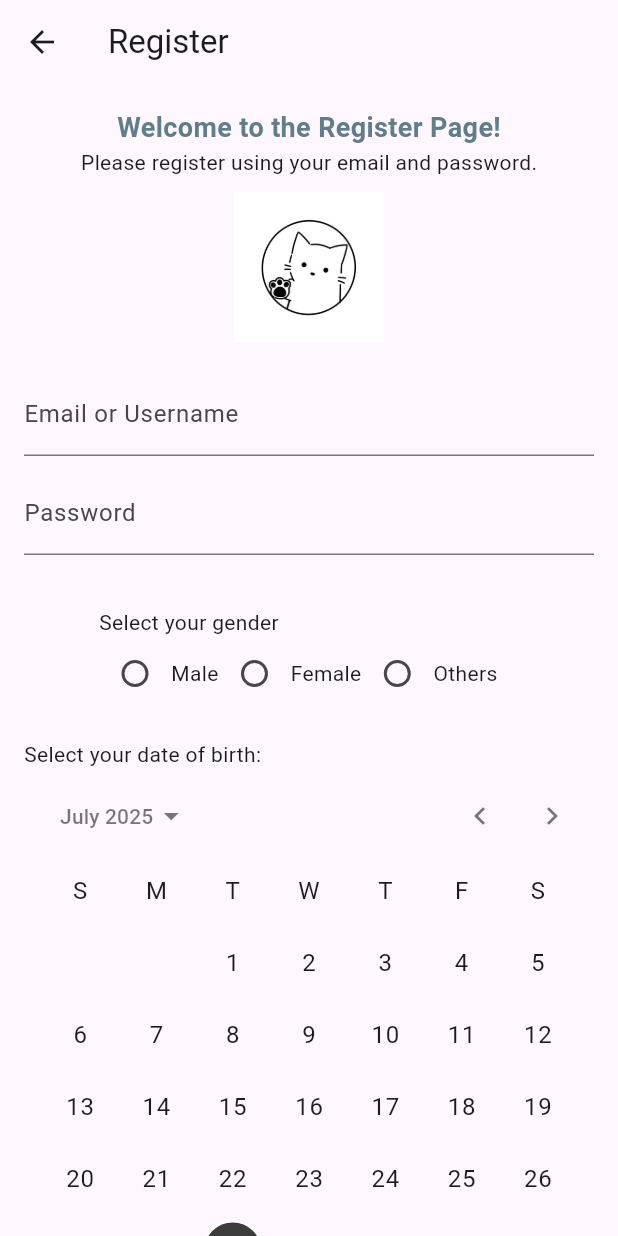
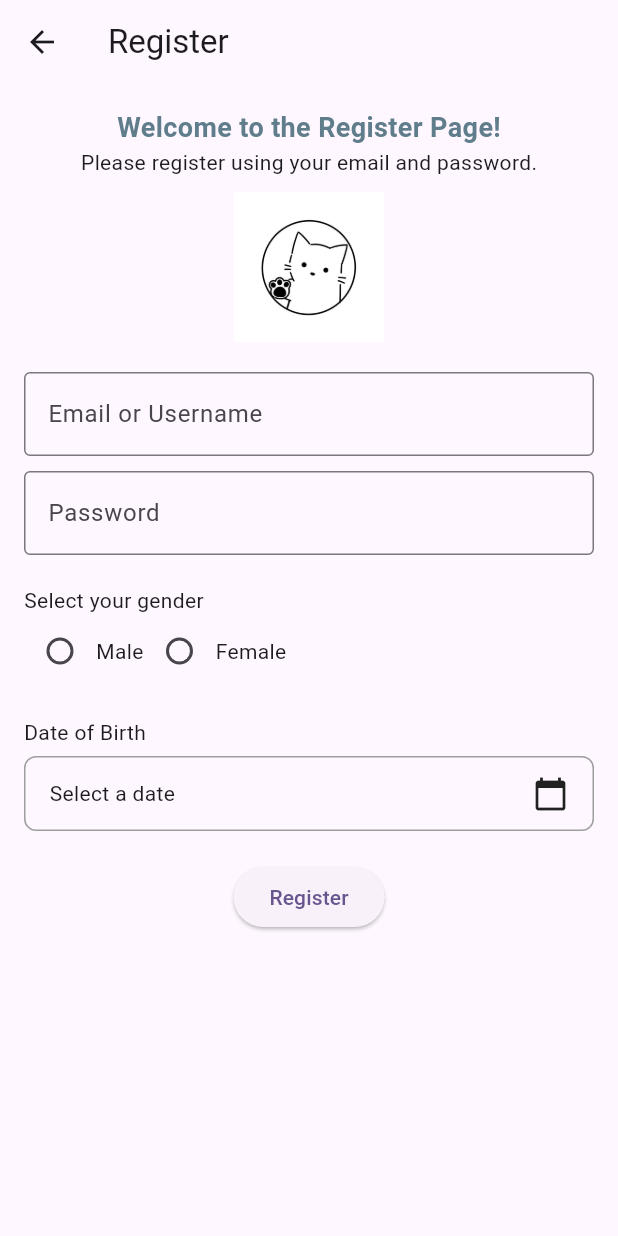
Before and after one commit to MaghaliMarvelous/Flutter_Application, a Flutter app: the RegisterPage screen opened directly, on a phone screen of 412 x 824 dp. Run offline on Flutter 3.47's test engine with Material 3 defaults, Android fonts, the phone set to English and light mode, and no system bars; drawn by our look-alikes of calendar_date_picker2.

Commit message:
add components

```diff
--- /dev/null
+++ b/lib/components/custom_date_selector.dart
@@ -0,0 +1,58 @@
+import 'package:flutter/material.dart';
+import 'package:intl/intl.dart';
+
+class DateSelector extends StatelessWidget {
+  final DateTime? selectedDate;
+  final ValueChanged<DateTime> onDateSelected;
+
+  const DateSelector({
+    super.key,
+    required this.selectedDate,
+    required this.onDateSelected,
+  });
+
+  Future<void> _selectDate(BuildContext context) async {
+    final DateTime? pickedDate = await showDatePicker(
+      context: context,
+      initialDate: selectedDate ?? DateTime.now(),
+      firstDate: DateTime(1900),
+      lastDate: DateTime(2100),
+    );
+
+    if (pickedDate != null) {
+      onDateSelected(pickedDate);
+    }
+  }
+
+  @override
+  Widget build(BuildContext context) {
+    String displayDate = selectedDate != null
+        ? DateFormat.yMMMMd().format(selectedDate!)
+        : 'Select a date';
+
+    return Column(
+      crossAxisAlignment: CrossAxisAlignment.start,
+      children: [
+        const Text("Date of Birth"),
+        const SizedBox(height: 6),
+        InkWell(
+          onTap: () => _selectDate(context),
+          child: Container(
+            padding: const EdgeInsets.symmetric(vertical: 12, horizontal: 16),
+            decoration: BoxDecoration(
+              border: Border.all(color: Colors.grey),
+              borderRadius: BorderRadius.circular(8),
+            ),
+            child: Row(
+              mainAxisAlignment: MainAxisAlignment.spaceBetween,
+              children: [
+                Text(displayDate),
+                const Icon(Icons.calendar_today),
+              ],
+            ),
+          ),
+        ),
+      ],
+    );
+  }
+}
--- /dev/null
+++ b/lib/components/custom_gender_selector.dart
@@ -0,0 +1,41 @@
+import 'package:flutter/material.dart';
+
+class GenderSelector extends StatelessWidget {
+  final int selectedGender;
+  final ValueChanged<int> onChanged;
+
+  const GenderSelector({
+    super.key,
+    required this.selectedGender,
+    required this.onChanged,
+  });
+
+  @override
+  Widget build(BuildContext context) {
+    return Column(
+      crossAxisAlignment: CrossAxisAlignment.start,
+      children: [
+        const Text('Select your gender'),
+        Row(
+          children: [
+            _buildRadio(0, 'Male'),
+            _buildRadio(1, 'Female'),
+          ],
+        ),
+      ],
+    );
+  }
+
+  Widget _buildRadio(int value, String label) {
+    return Row(
+      children: [
+        Radio(
+          value: value,
+          groupValue: selectedGender,
+          onChanged: (val) => onChanged(val as int),
+        ),
+        Text(label),
+      ],
+    );
+  }
+}
--- /dev/null
+++ b/lib/components/custom_text_field.dart
@@ -0,0 +1,26 @@
+import 'package:flutter/material.dart';
+
+class CustomTextField extends StatelessWidget {
+  final TextEditingController controller;
+  final String label;
+  final bool obscure;
+
+  const CustomTextField({
+    super.key,
+    required this.controller,
+    required this.label,
+    this.obscure = false,
+  });
+
+  @override
+  Widget build(BuildContext context) {
+    return TextField(
+      controller: controller,
+      obscureText: obscure,
+      decoration: InputDecoration(
+        labelText: label,
+        border: const OutlineInputBorder(),
+      ),
+    );
+  }
+}
--- /dev/null
+++ b/lib/components/logo_header.dart
@@ -0,0 +1,32 @@
+import 'package:flutter/material.dart';
+
+class LogoHeader extends StatelessWidget {
+  const LogoHeader({super.key});
+
+  @override
+  Widget build(BuildContext context) {
+    return Center(
+      child: Column(
+        mainAxisSize: MainAxisSize.min,
+        children: [
+          Text(
+            "Welcome to the Register Page!",
+            style: TextStyle(
+              fontSize: 18,
+              color: Colors.blueGrey,
+              fontWeight: FontWeight.bold,
+            ),
+          ),
+          const Text("Please register using your email and password."),
+          const SizedBox(height: 10),
+          Image.asset(
+            'assets/catpfptest.jpg',
+            width: 100,
+            height: 100,
+            errorBuilder: (context, error, stackTrace) => const Icon(Icons.image_not_supported),
+          ),
+        ],
+      ),
+    );
+  }
+}
--- a/lib/home_page.dart
+++ b/lib/home_page.dart
@@ -51,7 +51,7 @@ class _HomePageState extends State<HomePage> {
               ),
               SizedBox(height: 20),
 
-              // 2x2 Operator Buttons
+
               GridView.count(
                 crossAxisCount: 2,
                 shrinkWrap: true,
@@ -86,7 +86,7 @@ class _HomePageState extends State<HomePage> {
 
               SizedBox(height: 20),
 
-              // Reset button
+
               SizedBox(
                 width: 300,
                 child: ElevatedButton(
--- a/lib/register_page.dart
+++ b/lib/register_page.dart
@@ -1,5 +1,8 @@
 import 'package:flutter/material.dart';
-import 'package:calendar_date_picker2/calendar_date_picker2.dart';
+import 'components/custom_date_selector.dart';
+import '../components/custom_text_field.dart';
+import '../components/custom_gender_selector.dart';
+import 'components/logo_header.dart';
 
 class RegisterPage extends StatefulWidget {
   const RegisterPage({super.key});
@@ -9,57 +12,29 @@ class RegisterPage extends StatefulWidget {
 }
 
 class _RegisterPageState extends State<RegisterPage> {
-  final TextEditingController emailorusernameController = TextEditingController();
-  final TextEditingController passwordController = TextEditingController();
+  final emailController = TextEditingController();
+  final passwordController = TextEditingController();
 
   int _gender = -1;
-  List<DateTime?> _selectedDates = [DateTime.now()];
+  DateTime? _selectedDate;
 
-  void _handleRadioButton(int? value) {
+  void _onGenderSelected(int gender) {
     setState(() {
-      _gender = value!;
+      _gender = gender;
     });
   }
 
-  Row addRadioButton(int btnValue, String title) {
-    return Row(
-      children: <Widget>[
-        Radio(
-          activeColor: const Color.fromARGB(255, 53, 53, 53),
-          value: btnValue,
-          groupValue: _gender,
-          onChanged: _handleRadioButton,
-        ),
-        Text(title),
-      ],
-    );
+  void _onDateSelected(DateTime date) {
+    setState(() {
+      _selectedDate = date;
+    });
   }
 
-  Widget get _radioColumnContainer {
-    return Container(
-      margin: const EdgeInsets.fromLTRB(50, 15, 50, 0),
-      child: Column(
-        crossAxisAlignment: CrossAxisAlignment.start,
-        children: <Widget>[
-          const Text('Select your gender'),
-          Row(
-            children: <Widget>[
-              addRadioButton(0, 'Male'),
-              addRadioButton(1, 'Female'),
-              addRadioButton(2, 'Others'),
-            ],
-          ),
-        ],
-      ),
-    );
-  }
-
-  void _handleRegister() {
-    final selectedDate = _selectedDates.first;
-    print('Email: ${emailorusernameController.text}');
+  void _onRegister() {
+    print('Email: ${emailController.text}');
     print('Password: ${passwordController.text}');
     print('Gender: $_gender');
-    print('Selected Date: $selectedDate');
+    print('Selected Date: $_selectedDate');
   }
 
   @override
@@ -72,60 +47,23 @@ class _RegisterPageState extends State<RegisterPage> {
           child: Column(
             crossAxisAlignment: CrossAxisAlignment.start,
             children: [
-              Center(
-                child: Text(
-                  "Welcome to the Register Page!",
-                  style: TextStyle(
-                    fontSize: 18,
-                    color: Colors.blueGrey,
-                    fontWeight: FontWeight.bold,
-                  ),
-                ),
-              ),
-              Center(child: Text("Please register using your email and password.")),
+              const LogoHeader(),
+              const SizedBox(height: 20),
+              CustomTextField(controller: emailController, label: 'Email or Username'),
               const SizedBox(height: 10),
-              Center(
-                child: Image.asset(
-                  'assets/catpfptest.jpg',
-                  width: 100,
-                  height: 100,
-                ),
-              ),
+              CustomTextField(controller: passwordController, label: 'Password', obscure: true),
               const SizedBox(height: 20),
-              TextField(
-                controller: emailorusernameController,
-                decoration: const InputDecoration(labelText: 'Email or Username'),
-              ),
-              const SizedBox(height: 10),
-              TextField(
-                controller: passwordController,
-                decoration: const InputDecoration(labelText: 'Password'),
-                obscureText: true,
-              ),
+              GenderSelector(selectedGender: _gender, onChanged: _onGenderSelected),
               const SizedBox(height: 20),
-              _radioColumnContainer,
+              DateSelector(
+              selectedDate: _selectedDate,
+              onDateSelected: _onDateSelected,
+          ),
               const SizedBox(height: 20),
-              const Text("Select your date of birth:"),
-              const SizedBox(height: 5),
-              CalendarDatePicker2(
-                config: CalendarDatePicker2Config(
-                  calendarType: CalendarDatePicker2Type.single,
-                  selectedDayHighlightColor: const Color.fromARGB(255, 60, 60, 60),
-                  firstDate: DateTime(1900),
-                  lastDate: DateTime.now(),
-                ),
-                value: _selectedDates,
-                onValueChanged: (dates) => setState(() => _selectedDates = dates),
-              ),
-              const SizedBox(height: 30),
               Center(
                 child: ElevatedButton(
-                  onPressed: _handleRegister,
-                  style: ElevatedButton.styleFrom(
-                    backgroundColor: const Color.fromARGB(255, 30, 30, 30),
-                    padding: const EdgeInsets.symmetric(horizontal: 30, vertical: 12),
-                  ),
-                  child: const Text("Register", style: TextStyle(fontSize: 16)),
+                  onPressed: _onRegister,
+                  child: const Text('Register'),
                 ),
               ),
             ],
--- a/pubspec.yaml
+++ b/pubspec.yaml
@@ -31,6 +31,8 @@ dependencies:
   flutter:
     sdk: flutter
   calendar_date_picker2: ^2.0.1
+  intl: ^0.18.1
+
 
 
   # The following adds the Cupertino Icons font to your application.
```
Also changed, not shown: pubspec.lock.
